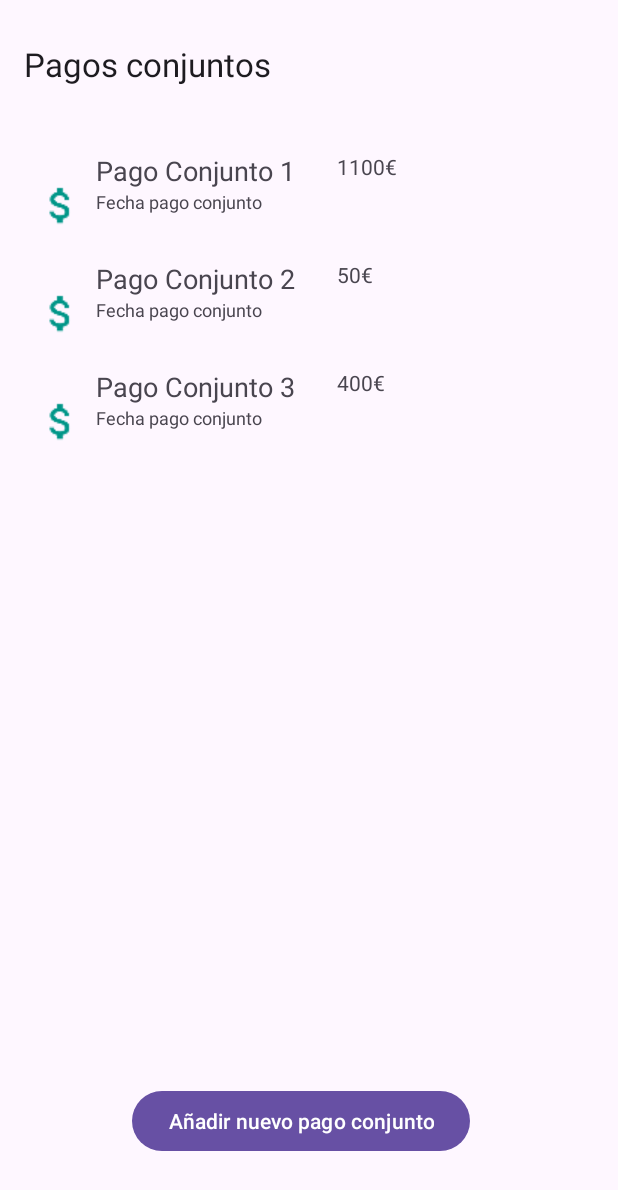
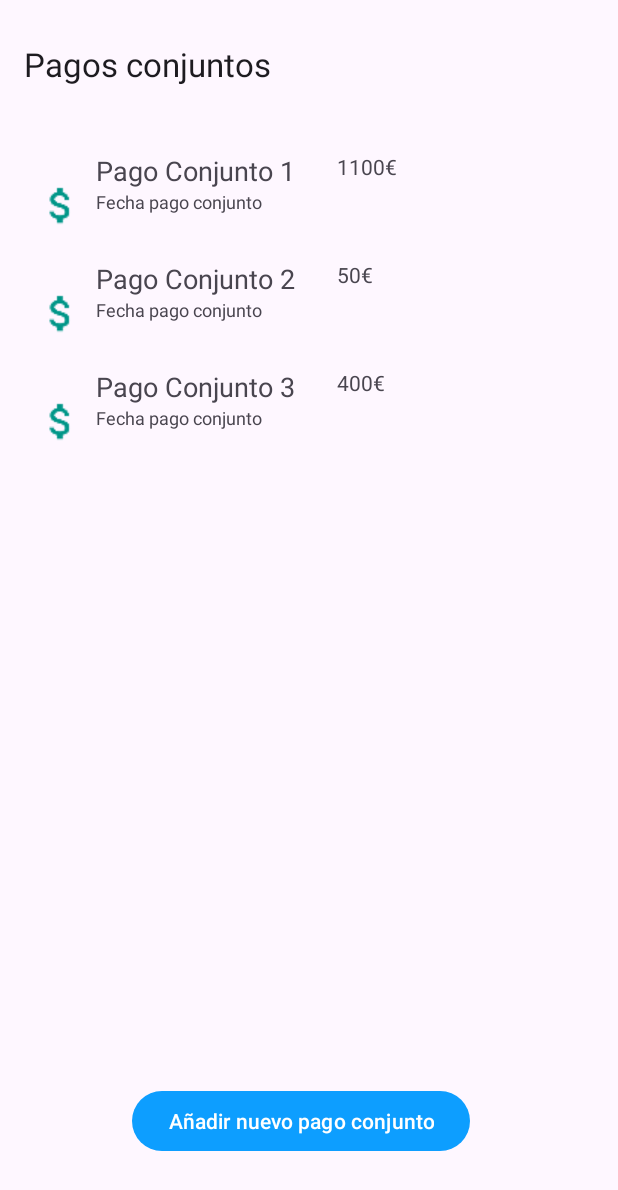
Before and after one commit to Pablo-ArgF/MoneyGuardian, an Android app: the screen it shows after launch (MainActivity), on a phone screen of 412 x 824 dp. Shown: the top 1190 px of the screen. Run offline under Robolectric (Android 15) with nearby library versions, the phone set to English and light mode, and no system bars.

Commit message:
Now app changes theme to phone theme

```diff
--- a/app/src/main/java/com/moneyguardian/SocialActivity.java
+++ b/app/src/main/java/com/moneyguardian/SocialActivity.java
@@ -2,6 +2,7 @@ package com.moneyguardian;
 
 import androidx.annotation.NonNull;
 import androidx.appcompat.app.AppCompatActivity;
+import androidx.appcompat.app.AppCompatDelegate;
 
 import android.os.Bundle;
 import android.view.MenuItem;
@@ -16,7 +17,9 @@ public class SocialActivity extends AppCompatActivity {
     @Override
     protected void onCreate(Bundle savedInstanceState) {
         super.onCreate(savedInstanceState);
+        //AppCompatDelegate.setDefaultNightMode(AppCompatDelegate.MODE_NIGHT_YES);
         setContentView(R.layout.activity_social);
+
 
         BottomNavigationView navView = findViewById(R.id.nav_view);
         navView.setOnNavigationItemSelectedListener(mOnNavigationItemSelectedListener);
--- a/app/src/main/res/values-night/themes.xml
+++ b/app/src/main/res/values-night/themes.xml
@@ -1,7 +1,8 @@
 <resources xmlns:tools="http://schemas.android.com/tools">
     <!-- Base application theme. -->
-    <style name="Base.Theme.MoneyGuardian" parent="Theme.Material3.DayNight.NoActionBar">
+    <style name="Base.Theme.MoneyGuardian.darkEdition" parent="Theme.Material3.DayNight.NoActionBar">
         <!-- Customize your dark theme here. -->
+        <item name="colorPrimary">@color/blue</item>
         <!-- <item name="colorPrimary">@color/my_dark_primary</item> -->
     </style>
 </resources>
--- a/app/src/main/res/values/colors.xml
+++ b/app/src/main/res/values/colors.xml
@@ -5,4 +5,5 @@
     <color name="green">#439F39</color>
     <color name="red">#D6382C</color>
     <color name="grey">#616161</color>
+    <color name="blue">#0D9EFF</color>
 </resources>
--- a/app/src/main/res/values/themes.xml
+++ b/app/src/main/res/values/themes.xml
@@ -2,7 +2,7 @@
     <!-- Base application theme. -->
     <style name="Base.Theme.MoneyGuardian" parent="Theme.Material3.DayNight.NoActionBar">
         <!-- Customize your light theme here. -->
-        <!-- <item name="colorPrimary">@color/my_light_primary</item> -->
+        <item name="colorPrimary">@color/blue</item>
     </style>
 
     <style name="Theme.MoneyGuardian" parent="Base.Theme.MoneyGuardian" />
```
Also changed, not shown: app/src/main/res/values-night/styles.xml (added, +16 -0 lines).
